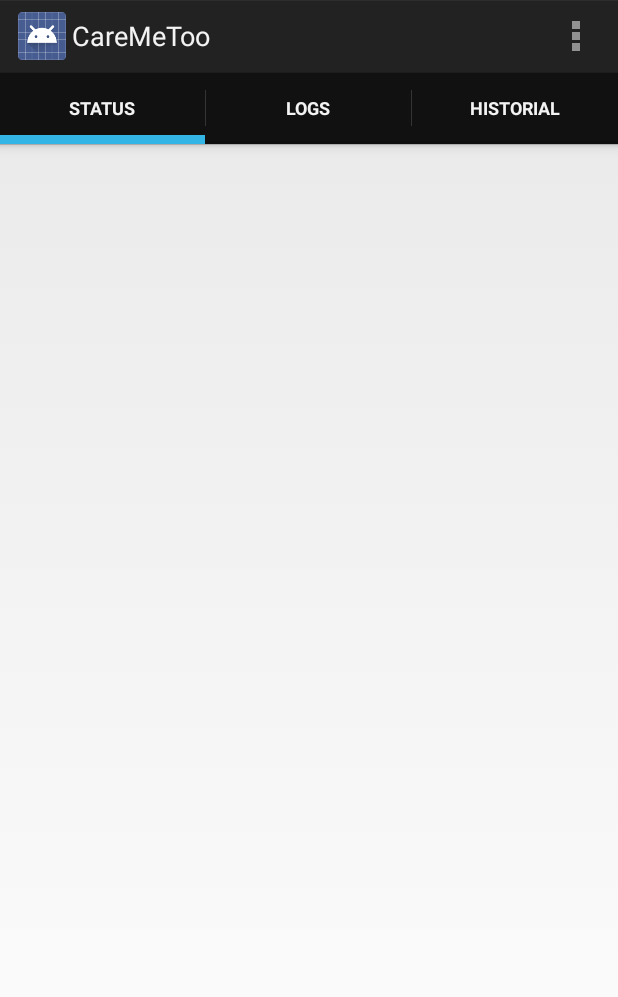
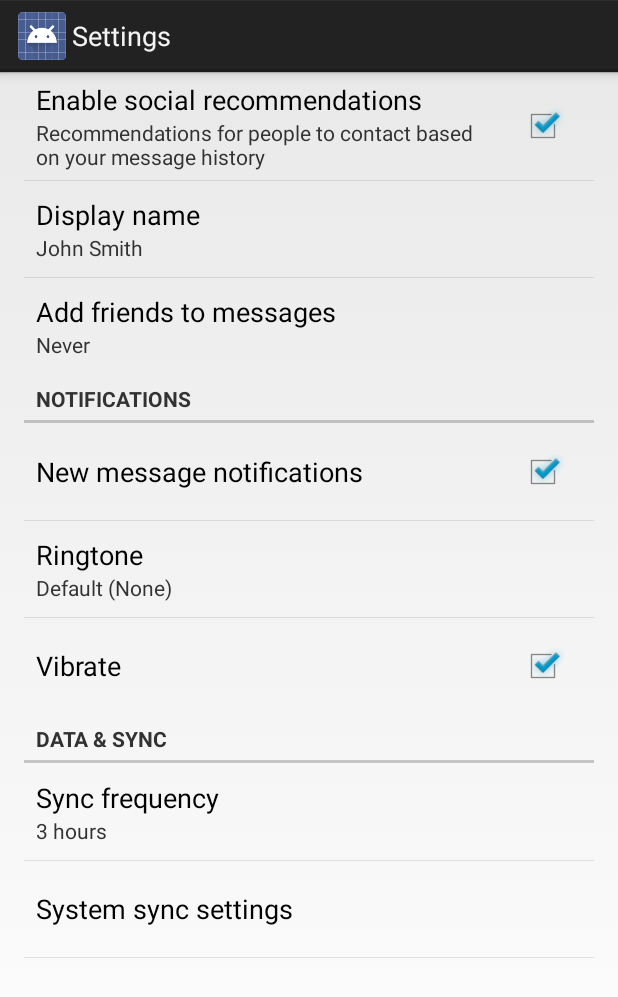
Before and after one commit to panzerfausten/CareMeToo, an Android app: the screen it shows after launch (MainActivity before the commit, SettingsActivity after it), in the options menu, after a tap on "Settings", on a phone screen of 412 x 824 dp. Shown: the top 997 px of the screen. Run offline under Robolectric (Android 15) with nearby library versions, the phone set to English and light mode, and no system bars; 1 statement that could not run was skipped.

Commit message:
settings and stripes

```diff
--- a/app/build.gradle
+++ b/app/build.gradle
@@ -22,4 +22,5 @@ android {
 dependencies {
     compile fileTree(dir: 'libs', include: ['*.jar'])
     compile 'com.android.support:support-v13:21.0.2'
+    compile 'com.android.support:support-v4:21.0.2'
 }
--- a/app/src/main/AndroidManifest.xml
+++ b/app/src/main/AndroidManifest.xml
@@ -24,6 +24,10 @@
             android:name="com.example.dmiranda.caremetoo.EventDetailsActivity"
             android:label="@string/title_activity_event_details" >
         </activity>
+        <activity
+            android:name="com.example.dmiranda.caremetoo.config.SettingsActivity"
+            android:label="@string/title_activity_settings" >
+        </activity>
     </application>
 
 </manifest>
--- a/app/src/main/java/com/example/dmiranda/caremetoo/MainActivity.java
+++ b/app/src/main/java/com/example/dmiranda/caremetoo/MainActivity.java
@@ -7,6 +7,7 @@ import android.app.ActionBar;
 import android.app.Fragment;
 import android.app.FragmentManager;
 import android.app.FragmentTransaction;
+import android.content.Intent;
 import android.net.Uri;
 import android.support.v13.app.FragmentPagerAdapter;
 import android.os.Bundle;
@@ -19,6 +20,8 @@ import android.view.View;
 import android.view.ViewGroup;
 import android.widget.TextView;
 import android.widget.Toast;
+
+import com.example.dmiranda.caremetoo.config.SettingsActivity;
 
 
 public class MainActivity extends Activity implements voicelogger.OnFragmentInteractionListener, status.OnFragmentInteractionListener,history.OnFragmentInteractionListener {
@@ -56,10 +59,10 @@ public class MainActivity extends Activity implements voicelogger.OnFragmentInte
 
 
         // Specify that tabs should be displayed in the action bar.
-        actionBar.setNavigationMode(ActionBar.NAVIGATION_MODE_TABS);
+        //actionBar.setNavigationMode(ActionBar.NAVIGATION);
 
         // Create a tab listener that is called when the user changes tabs.
-        ActionBar.TabListener tabListener = new ActionBar.TabListener() {
+        /*ActionBar.TabListener tabListener = new ActionBar.TabListener() {
             public void onTabSelected(ActionBar.Tab tab, FragmentTransaction ft) {
                 mViewPager.setCurrentItem(tab.getPosition());
             }
@@ -98,7 +101,7 @@ public class MainActivity extends Activity implements voicelogger.OnFragmentInte
                         getActionBar().setSelectedNavigationItem(position);
                     }
                 });
-
+*/
     }
 
 
@@ -118,6 +121,7 @@ public class MainActivity extends Activity implements voicelogger.OnFragmentInte
 
         //noinspection SimplifiableIfStatement
         if (id == R.id.action_settings) {
+            startActivity(new Intent(MainActivity.this, SettingsActivity.class));
             return true;
         }
 
--- /dev/null
+++ b/app/src/main/java/com/example/dmiranda/caremetoo/config/SettingsActivity.java
@@ -0,0 +1,260 @@
+package com.example.dmiranda.caremetoo.config;
+
+import android.annotation.TargetApi;
+import android.content.Context;
+import android.content.res.Configuration;
+import android.media.Ringtone;
+import android.media.RingtoneManager;
+import android.net.Uri;
+import android.os.Build;
+import android.os.Bundle;
+import android.preference.ListPreference;
+import android.preference.Preference;
+import android.preference.PreferenceActivity;
+import android.preference.PreferenceCategory;
+import android.preference.PreferenceFragment;
+import android.preference.PreferenceManager;
+import android.preference.RingtonePreference;
+import android.text.TextUtils;
+
+import com.example.dmiranda.caremetoo.R;
+
+import java.util.List;
+
+/**
+ * A {@link PreferenceActivity} that presents a set of application settings. On
+ * handset devices, settings are presented as a single list. On tablets,
+ * settings are split by category, with category headers shown to the left of
+ * the list of settings.
+ * <p/>
+ * See <a href="http://developer.android.com/design/patterns/settings.html">
+ * Android Design: Settings</a> for design guidelines and the <a
+ * href="http://developer.android.com/guide/topics/ui/settings.html">Settings
+ * API Guide</a> for more information on developing a Settings UI.
+ */
+public class SettingsActivity extends PreferenceActivity {
+    /**
+     * Determines whether to always show the simplified settings UI, where
+     * settings are presented in a single list. When false, settings are shown
+     * as a master/detail two-pane view on tablets. When true, a single pane is
+     * shown on tablets.
+     */
+    private static final boolean ALWAYS_SIMPLE_PREFS = false;
+
+
+    @Override
+    protected void onPostCreate(Bundle savedInstanceState) {
+        super.onPostCreate(savedInstanceState);
+
+        setupSimplePreferencesScreen();
+    }
+
+    /**
+     * Shows the simplified settings UI if the device configuration if the
+     * device configuration dictates that a simplified, single-pane UI should be
+     * shown.
+     */
+    private void setupSimplePreferencesScreen() {
+        if (!isSimplePreferences(this)) {
+            return;
+        }
+
+        // In the simplified UI, fragments are not used at all and we instead
+        // use the older PreferenceActivity APIs.
+
+        // Add 'general' preferences.
+        addPreferencesFromResource(R.xml.pref_general);
+
+        // Add 'notifications' preferences, and a corresponding header.
+        PreferenceCategory fakeHeader = new PreferenceCategory(this);
+        fakeHeader.setTitle(R.string.pref_header_notifications);
+        getPreferenceScreen().addPreference(fakeHeader);
+        addPreferencesFromResource(R.xml.pref_notification);
+
+        // Add 'data and sync' preferences, and a corresponding header.
+        fakeHeader = new PreferenceCategory(this);
+        fakeHeader.setTitle(R.string.pref_header_data_sync);
+        getPreferenceScreen().addPreference(fakeHeader);
+        addPreferencesFromResource(R.xml.pref_data_sync);
+
+        // Bind the summaries of EditText/List/Dialog/Ringtone preferences to
+        // their values. When their values change, their summaries are updated
+        // to reflect the new value, per the Android Design guidelines.
+        bindPreferenceSummaryToValue(findPreference("example_text"));
+        bindPreferenceSummaryToValue(findPreference("example_list"));
+        bindPreferenceSummaryToValue(findPreference("notifications_new_message_ringtone"));
+        bindPreferenceSummaryToValue(findPreference("sync_frequency"));
+    }
+
+    /**
+     * {@inheritDoc}
+     */
+    @Override
+    public boolean onIsMultiPane() {
+        return isXLargeTablet(this) && !isSimplePreferences(this);
+    }
+
+    /**
+     * Helper method to determine if the device has an extra-large screen. For
+     * example, 10" tablets are extra-large.
+     */
+    private static boolean isXLargeTablet(Context context) {
+        return (context.getResources().getConfiguration().screenLayout
+                & Configuration.SCREENLAYOUT_SIZE_MASK) >= Configuration.SCREENLAYOUT_SIZE_XLARGE;
+    }
+
+    /**
+     * Determines whether the simplified settings UI should be shown. This is
+     * true if this is forced via {@link #ALWAYS_SIMPLE_PREFS}, or the device
+     * doesn't have newer APIs like {@link PreferenceFragment}, or the device
+     * doesn't have an extra-large screen. In these cases, a single-pane
+     * "simplified" settings UI should be shown.
+     */
+    private static boolean isSimplePreferences(Context context) {
+        return ALWAYS_SIMPLE_PREFS
+                || Build.VERSION.SDK_INT < Build.VERSION_CODES.HONEYCOMB
+                || !isXLargeTablet(context);
+    }
+
+    /**
+     * {@inheritDoc}
+     */
+    @Override
+    @TargetApi(Build.VERSION_CODES.HONEYCOMB)
+    public void onBuildHeaders(List<Header> target) {
+        if (!isSimplePreferences(this)) {
+            loadHeadersFromResource(R.xml.pref_headers, target);
+        }
+    }
+
+    /**
+     * A preference value change listener that updates the preference's summary
+     * to reflect its new value.
+     */
+    private static Preference.OnPreferenceChangeListener sBindPreferenceSummaryToValueListener = new Preference.OnPreferenceChangeListener() {
+        @Override
+        public boolean onPreferenceChange(Preference preference, Object value) {
+            String stringValue = value.toString();
+
+            if (preference instanceof ListPreference) {
+                // For list preferences, look up the correct display value in
+                // the preference's 'entries' list.
+                ListPreference listPreference = (ListPreference) preference;
+                int index = listPreference.findIndexOfValue(stringValue);
+
+                // Set the summary to reflect the new value.
+                preference.setSummary(
+                        index >= 0
+                                ? listPreference.getEntries()[index]
+                                : null);
+
+            } else if (preference instanceof RingtonePreference) {
+                // For ringtone preferences, look up the correct display value
+                // using RingtoneManager.
+                if (TextUtils.isEmpty(stringValue)) {
+                    // Empty values correspond to 'silent' (no ringtone).
+                    preference.setSummary(R.string.pref_ringtone_silent);
+
+                } else {
+                    Ringtone ringtone = RingtoneManager.getRingtone(
+                            preference.getContext(), Uri.parse(stringValue));
+
+                    if (ringtone == null) {
+                        // Clear the summary if there was a lookup error.
+                        preference.setSummary(null);
+                    } else {
+                        // Set the summary to reflect the new ringtone display
+                        // name.
+                        String name = ringtone.getTitle(preference.getContext());
+                        preference.setSummary(name);
+                    }
+                }
+
+            } else {
+                // For all other preferences, set the summary to the value's
+                // simple string representation.
+                preference.setSummary(stringValue);
+            }
+            return true;
+        }
+    };
+
+    /**
+     * Binds a preference's summary to its value. More specifically, when the
+     * preference's value is changed, its summary (line of text below the
+     * preference title) is updated to reflect the value. The summary is also
+     * immediately updated upon calling this method. The exact display format is
+     * dependent on the type of preference.
+     *
+     * @see #sBindPreferenceSummaryToValueListener
+     */
+    private static void bindPreferenceSummaryToValue(Preference preference) {
+        // Set the listener to watch for value changes.
+        preference.setOnPreferenceChangeListener(sBindPreferenceSummaryToValueListener);
+
+        // Trigger the listener immediately with the preference's
+        // current value.
+        sBindPreferenceSummaryToValueListener.onPreferenceChange(preference,
+                PreferenceManager
+                        .getDefaultSharedPreferences(preference.getContext())
+                        .getString(preference.getKey(), ""));
+    }
+
+    /**
+     * This fragment shows general preferences only. It is used when the
+     * activity is showing a two-pane settings UI.
+     */
+    @TargetApi(Build.VERSION_CODES.HONEYCOMB)
+    public static class GeneralPreferenceFragment extends PreferenceFragment {
+        @Override
+        public void onCreate(Bundle savedInstanceState) {
+            super.onCreate(savedInstanceState);
+            addPreferencesFromResource(R.xml.pref_general);
+
+            // Bind the summaries of EditText/List/Dialog/Ringtone preferences
+            // to their values. When their values change, their summaries are
+            // updated to reflect the new value, per the Android Design
+            // guidelines.
+            bindPreferenceSummaryToValue(findPreference("example_text"));
+            bindPreferenceSummaryToValue(findPreference("example_list"));
+        }
+    }
+
+    /**
+     * This fragment shows notification preferences only. It is used when the
+     * activity is showing a two-pane settings UI.
+     */
+    @TargetApi(Build.VERSION_CODES.HONEYCOMB)
+    public static class NotificationPreferenceFragment extends PreferenceFragment {
+        @Override
+        public void onCreate(Bundle savedInstanceState) {
+            super.onCreate(savedInstanceState);
+            addPreferencesFromResource(R.xml.pref_notification);
+
+            // Bind the summaries of EditText/List/Dialog/Ringtone preferences
+            // to their values. When their values change, their summaries are
+            // updated to reflect the new value, per the Android Design
+            // guidelines.
+            bindPreferenceSummaryToValue(findPreference("notifications_new_message_ringtone"));
+        }
+    }
+
+    /**
+     * This fragment shows data and sync preferences only. It is used when the
+     * activity is showing a two-pane settings UI.
+     */
+    @TargetApi(Build.VERSION_CODES.HONEYCOMB)
+    public static class DataSyncPreferenceFragment extends PreferenceFragment {
+        @Override
+        public void onCreate(Bundle savedInstanceState) {
+            super.onCreate(savedInstanceState);
+            addPreferencesFromResource(R.xml.pref_data_sync);
+
+            // Bind the summaries of EditText/List/Dialog/Ringtone preferences
+            // to their values. When their values change, their summaries are
+            // updated to reflect the new value, per the Android Design
+            // guidelines.
+            bindPreferenceSummaryToValue(findPreference("sync_frequency"));
+        }
+    }
+}
--- a/app/src/main/res/values/strings.xml
+++ b/app/src/main/res/values/strings.xml
@@ -2,9 +2,9 @@
 <resources>
 
     <string name="app_name">CareMeToo</string>
-    <string name="title_section1">Section 1</string>
-    <string name="title_section2">Section 2</string>
-    <string name="title_section3">Section 3</string>
+    <string name="title_section1">estado</string>
+    <string name="title_section2">logs</string>
+    <string name="title_section3">historial</string>
     <string name="hello_world">Hello world!</string>
     <string name="action_settings">Settings</string>
     <string name="hello_blank_fragment">Hello blank fragment</string>
--- /dev/null
+++ b/app/src/main/res/values/strings_activity_settings.xml
@@ -0,0 +1,61 @@
+<resources>
+    <string name="title_activity_settings">Settings</string>
+
+    <!-- Strings related to Settings -->
+
+    <!-- Example General settings -->
+    <string name="pref_header_general">General</string>
+
+    <string name="pref_title_social_recommendations">Enable social recommendations</string>
+    <string name="pref_description_social_recommendations">Recommendations for people to contact
+        based on your message history
+    </string>
+
+    <string name="pref_title_display_name">Display name</string>
+    <string name="pref_default_display_name">John Smith</string>
+
+    <string name="pref_title_add_friends_to_messages">Add friends to messages</string>
+    <string-array name="pref_example_list_titles">
+        <item>Always</item>
+        <item>When possible</item>
+        <item>Never</item>
+    </string-array>
+    <string-array name="pref_example_list_values">
+        <item>1</item>
+        <item>0</item>
+        <item>-1</item>
+    </string-array>
+
+    <!-- Example settings for Data & Sync -->
+    <string name="pref_header_data_sync">Data &amp; sync</string>
+
+    <string name="pref_title_sync_frequency">Sync frequency</string>
+    <string-array name="pref_sync_frequency_titles">
+        <item>15 minutes</item>
+        <item>30 minutes</item>
+        <item>1 hour</item>
+        <item>3 hours</item>
+        <item>6 hours</item>
+        <item>Never</item>
+    </string-array>
+    <string-array name="pref_sync_frequency_values">
+        <item>15</item>
+        <item>30</item>
+        <item>60</item>
+        <item>180</item>
+        <item>360</item>
+        <item>-1</item>
+    </string-array>
+
+    <string name="pref_title_system_sync_settings">System sync settings</string>
+
+    <!-- Example settings for Notifications -->
+    <string name="pref_header_notifications">Notifications</string>
+
+    <string name="pref_title_new_message_notifications">New message notifications</string>
+
+    <string name="pref_title_ringtone">Ringtone</string>
+    <string name="pref_ringtone_silent">Silent</string>
+
+    <string name="pref_title_vibrate">Vibrate</string>
+</resources>
--- /dev/null
+++ b/app/src/main/res/xml/pref_data_sync.xml
@@ -0,0 +1,21 @@
+<PreferenceScreen xmlns:android="http://schemas.android.com/apk/res/android">
+
+    <!-- NOTE: Hide buttons to simplify the UI. Users can touch outside the dialog to
+         dismiss it. -->
+    <!-- NOTE: ListPreference's summary should be set to its value by the activity code. -->
+    <ListPreference
+        android:key="sync_frequency"
+        android:title="@string/pref_title_sync_frequency"
+        android:entries="@array/pref_sync_frequency_titles"
+        android:entryValues="@array/pref_sync_frequency_values"
+        android:defaultValue="180"
+        android:negativeButtonText="@null"
+        android:positiveButtonText="@null" />
+
+    <!-- This preference simply launches an intent when selected. Use this UI sparingly, per
+         design guidelines. -->
+    <Preference android:title="@string/pref_title_system_sync_settings">
+        <intent android:action="android.settings.SYNC_SETTINGS" />
+    </Preference>
+
+</PreferenceScreen>
--- /dev/null
+++ b/app/src/main/res/xml/pref_general.xml
@@ -0,0 +1,33 @@
+<PreferenceScreen xmlns:android="http://schemas.android.com/apk/res/android">
+
+    <CheckBoxPreference
+        android:key="example_checkbox"
+        android:title="@string/pref_title_social_recommendations"
+        android:summary="@string/pref_description_social_recommendations"
+        android:defaultValue="true" />
+
+    <!-- NOTE: EditTextPreference accepts EditText attributes. -->
+    <!-- NOTE: EditTextPreference's summary should be set to its value by the activity code. -->
+    <EditTextPreference
+        android:key="example_text"
+        android:title="@string/pref_title_display_name"
+        android:defaultValue="@string/pref_default_display_name"
+        android:selectAllOnFocus="true"
+        android:inputType="textCapWords"
+        android:capitalize="words"
+        android:singleLine="true"
+        android:maxLines="1" />
+
+    <!-- NOTE: Hide buttons to simplify the UI. Users can touch outside the dialog to
+         dismiss it. -->
+    <!-- NOTE: ListPreference's summary should be set to its value by the activity code. -->
+    <ListPreference
+        android:key="example_list"
+        android:title="@string/pref_title_add_friends_to_messages"
+        android:defaultValue="-1"
+        android:entries="@array/pref_example_list_titles"
+        android:entryValues="@array/pref_example_list_values"
+        android:negativeButtonText="@null"
+        android:positiveButtonText="@null" />
+
+</PreferenceScreen>
--- /dev/null
+++ b/app/src/main/res/xml/pref_headers.xml
@@ -0,0 +1,17 @@
+<preference-headers xmlns:android="http://schemas.android.com/apk/res/android">
+
+    <!-- These settings headers are only used on tablets. -->
+
+    <header
+        android:fragment="com.example.dmiranda.caremetoo.config.SettingsActivity$GeneralPreferenceFragment"
+        android:title="@string/pref_header_general" />
+
+    <header
+        android:fragment="com.example.dmiranda.caremetoo.config.SettingsActivity$NotificationPreferenceFragment"
+        android:title="@string/pref_header_notifications" />
+
+    <header
+        android:fragment="com.example.dmiranda.caremetoo.config.SettingsActivity$DataSyncPreferenceFragment"
+        android:title="@string/pref_header_data_sync" />
+
+</preference-headers>
--- /dev/null
+++ b/app/src/main/res/xml/pref_notification.xml
@@ -0,0 +1,27 @@
+<PreferenceScreen xmlns:android="http://schemas.android.com/apk/res/android">
+
+    <!-- A 'parent' preference, which enables/disables child preferences (below)
+         when checked/unchecked. -->
+    <CheckBoxPreference
+        android:key="notifications_new_message"
+        android:title="@string/pref_title_new_message_notifications"
+        android:defaultValue="true" />
+
+    <!-- Allows the user to choose a ringtone in the 'notification' category. -->
+    <!-- NOTE: This preference will be enabled only when the checkbox above is checked. -->
+    <!-- NOTE: RingtonePreference's summary should be set to its value by the activity code. -->
+    <RingtonePreference
+        android:dependency="notifications_new_message"
+        android:key="notifications_new_message_ringtone"
+        android:title="@string/pref_title_ringtone"
+        android:ringtoneType="notification"
+        android:defaultValue="content://settings/system/notification_sound" />
+
+    <!-- NOTE: This preference will be enabled only when the checkbox above is checked. -->
+    <CheckBoxPreference
+        android:dependency="notifications_new_message"
+        android:key="notifications_new_message_vibrate"
+        android:title="@string/pref_title_vibrate"
+        android:defaultValue="true" />
+
+</PreferenceScreen>
```
Also changed, not shown: app/src/main/res/layout/activity_main.xml (+13 -3 lines), app/src/main/res/layout/fragment_status.xml (+103 -5 lines).
